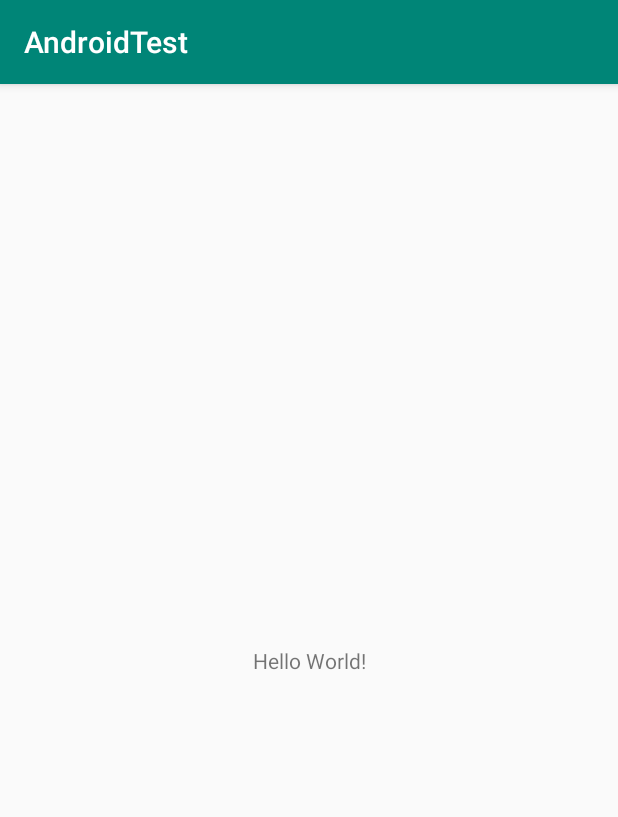
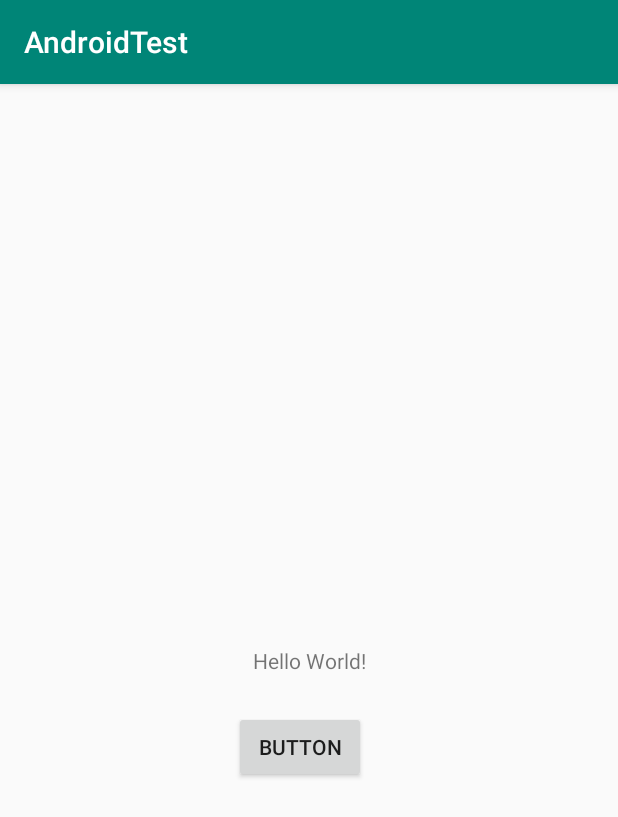
Before and after one commit to s1702583/AndroidTest, an Android app: the screen it shows after launch (MainActivity), on a phone screen of 412 x 824 dp. Shown: the top 817 px of the screen. Run offline under Robolectric (Android 15) with nearby library versions, the phone set to English and light mode, and no system bars.

Commit message:
added a button

```diff
--- a/app/src/main/res/layout/activity_main.xml
+++ b/app/src/main/res/layout/activity_main.xml
@@ -14,6 +14,13 @@
             app:layout_constraintBottom_toBottomOf="parent"
             app:layout_constraintLeft_toLeftOf="parent"
             app:layout_constraintRight_toRightOf="parent"
-            app:layout_constraintTop_toTopOf="parent"/>
+            app:layout_constraintTop_toTopOf="parent" android:id="@+id/textView"/>
+    <Button
+            android:text="Button"
+            android:layout_width="wrap_content"
+            android:layout_height="wrap_content"
+            android:id="@+id/button" app:layout_constraintStart_toStartOf="parent"
+            app:layout_constraintHorizontal_bias="0.482" app:layout_constraintEnd_toEndOf="parent"
+            app:layout_constraintTop_toBottomOf="@+id/textView" android:layout_marginTop="24dp"/>
 
 </androidx.constraintlayout.widget.ConstraintLayout>
```
